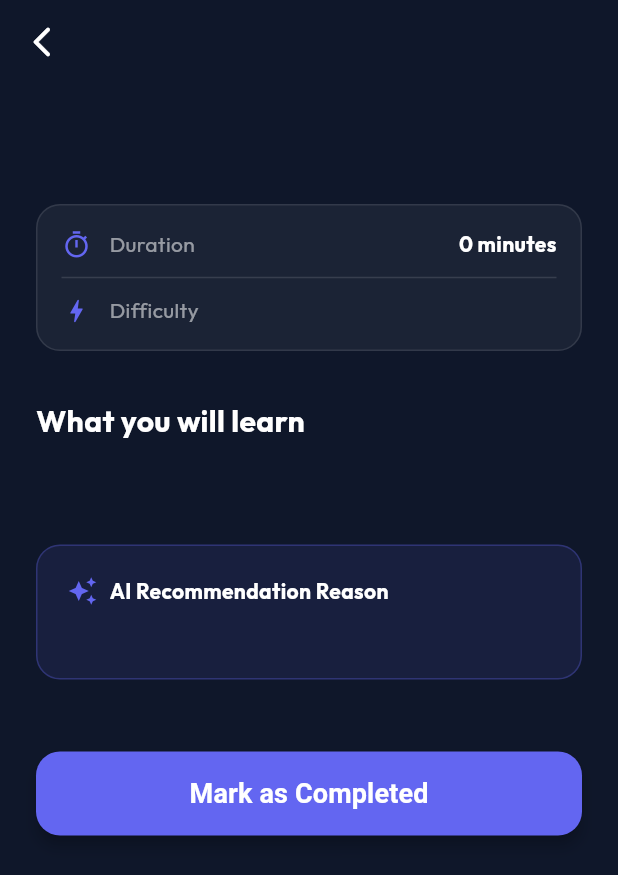
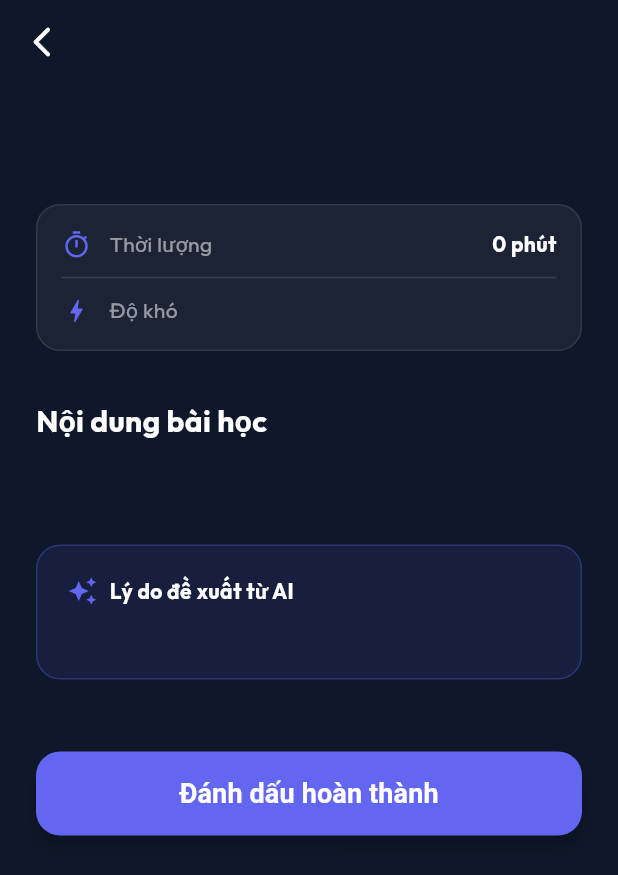
Before and after one commit to hungviettd-75/hoc-tieng-anh, a Flutter app: the LessonDetailPage screen opened directly with empty values, on a phone screen of 412 x 824 dp. Shown: the top 875 px of the screen. Run offline on Flutter 3.47's test engine with Material 3 defaults, Android fonts, the phone set to English and light mode, and no system bars; our stand-ins replace animate_do, audioplayers, confetti, fl_chart, flutter_riverpod, go_router and 4 more; missing offline and left inert: dart:html, dart:js, dart:js_util, record; accounts and stored records are empty.

Commit message:
Localize Lesson Detail Page and daily recommendations fallback to natural Vietnamese for a seamless EdTech experience

```diff
--- a/frontend/lib/features/learn/presentation/pages/lesson_detail_page.dart
+++ b/frontend/lib/features/learn/presentation/pages/lesson_detail_page.dart
@@ -19,6 +19,26 @@ class _LessonDetailPageState extends ConsumerState<LessonDetailPage> {
   bool _isCompleted = false;
   bool _isLoading = false;
 
+  String _translateDifficulty(String difficulty) {
+    switch (difficulty.toLowerCase()) {
+      case 'beginner': return 'Cơ bản (Beginner)';
+      case 'intermediate': return 'Trung cấp (Intermediate)';
+      case 'advanced': return 'Nâng cao (Advanced)';
+      default: return difficulty;
+    }
+  }
+
+  String _translateContentType(String contentType) {
+    switch (contentType.toLowerCase()) {
+      case 'grammar': return 'NGỮ PHÁP';
+      case 'vocabulary': return 'TỪ VỰNG';
+      case 'roleplay': return 'NHẬP VAI';
+      case 'listening': return 'LUYỆN NGHE';
+      case 'speaking': return 'LUYỆN NÓI';
+      default: return contentType.toUpperCase();
+    }
+  }
+
   Future<void> _completeLesson() async {
     setState(() => _isLoading = true);
     try {
@@ -36,7 +56,7 @@ class _LessonDetailPageState extends ConsumerState<LessonDetailPage> {
 
         ScaffoldMessenger.of(context).showSnackBar(
           SnackBar(
-            content: Text('Lesson "${widget.recommendation.topic}" completed! Skill boosted.'),
+            content: Text('Bài học "${widget.recommendation.topic}" đã hoàn thành! Điểm kỹ năng đã được nâng cấp. 🎉'),
             backgroundColor: Colors.green,
           ),
         );
@@ -48,7 +68,7 @@ class _LessonDetailPageState extends ConsumerState<LessonDetailPage> {
       if (mounted) {
         setState(() => _isLoading = false);
         ScaffoldMessenger.of(context).showSnackBar(
-          SnackBar(content: Text('Error: $e'), backgroundColor: Colors.redAccent),
+          SnackBar(content: Text('Lỗi: $e'), backgroundColor: Colors.redAccent),
         );
       }
     }
@@ -65,7 +85,7 @@ class _LessonDetailPageState extends ConsumerState<LessonDetailPage> {
           icon: const Icon(Icons.arrow_back_ios_new_rounded, color: Colors.white),
           onPressed: () => context.pop(),
         ),
-        title: Text(widget.recommendation.contentType.toUpperCase(),
+        title: Text(_translateContentType(widget.recommendation.contentType),
           style: const TextStyle(fontSize: 14, fontWeight: FontWeight.bold, letterSpacing: 2)),
         centerTitle: true,
       ),
@@ -91,16 +111,16 @@ class _LessonDetailPageState extends ConsumerState<LessonDetailPage> {
                 ),
                 child: Column(
                   children: [
-                    _buildInfoRow(Icons.timer_outlined, 'Duration', '${widget.recommendation.estimatedMinutes} minutes'),
+                    _buildInfoRow(Icons.timer_outlined, 'Thời lượng', '${widget.recommendation.estimatedMinutes} phút'),
                     const Divider(color: Colors.white12, height: 24),
-                    _buildInfoRow(Icons.bolt_rounded, 'Difficulty', widget.recommendation.difficultyLevel),
+                    _buildInfoRow(Icons.bolt_rounded, 'Độ khó', _translateDifficulty(widget.recommendation.difficultyLevel)),
                   ],
                 ),
               ),
             ),
             const SizedBox(height: 32),
             const Text(
-              'What you will learn',
+              'Nội dung bài học',
               style: TextStyle(fontSize: 20, fontWeight: FontWeight.bold, color: Colors.white),
             ),
             const SizedBox(height: 12),
@@ -124,7 +144,7 @@ class _LessonDetailPageState extends ConsumerState<LessonDetailPage> {
                       Icon(Icons.auto_awesome, color: AppColors.primary, size: 20),
                       const SizedBox(width: 8),
                       const Text(
-                        'AI Recommendation Reason',
+                        'Lý do đề xuất từ AI',
                         style: TextStyle(color: Colors.white, fontWeight: FontWeight.bold),
                       ),
                     ],
@@ -144,11 +164,11 @@ class _LessonDetailPageState extends ConsumerState<LessonDetailPage> {
                     children: [
                       const Icon(Icons.check_circle_rounded, color: Colors.greenAccent, size: 64),
                       const SizedBox(height: 16),
-                      const Text('Lesson Completed!', style: TextStyle(color: Colors.white, fontSize: 18, fontWeight: FontWeight.bold)),
+                      const Text('Bài học đã hoàn thành!', style: TextStyle(color: Colors.white, fontSize: 18, fontWeight: FontWeight.bold)),
                       const SizedBox(height: 8),
                       TextButton(
                         onPressed: () => context.pop(),
-                        child: const Text('Back to Dashboard'),
+                        child: const Text('Quay lại Lộ trình'),
                       ),
                     ],
                   )
@@ -165,7 +185,7 @@ class _LessonDetailPageState extends ConsumerState<LessonDetailPage> {
                       ),
                       child: _isLoading
                         ? const CircularProgressIndicator(color: Colors.white)
-                        : const Text('Mark as Completed', style: TextStyle(fontSize: 18, fontWeight: FontWeight.bold)),
+                        : const Text('Đánh dấu hoàn thành', style: TextStyle(fontSize: 18, fontWeight: FontWeight.bold)),
                     ),
                   ),
             ),
```
Also changed, not shown: 1 other file.
